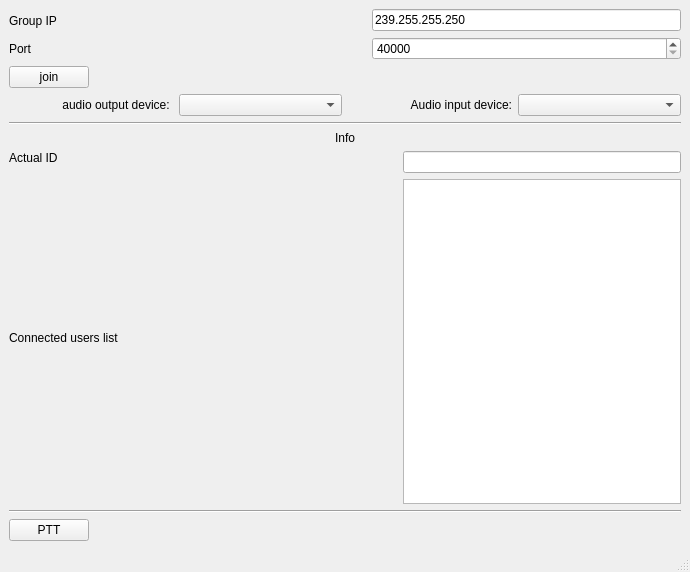
First picture: the form in audio_multicast/mainwindow.ui, repository fquad/AudioMulticast, before the edit.
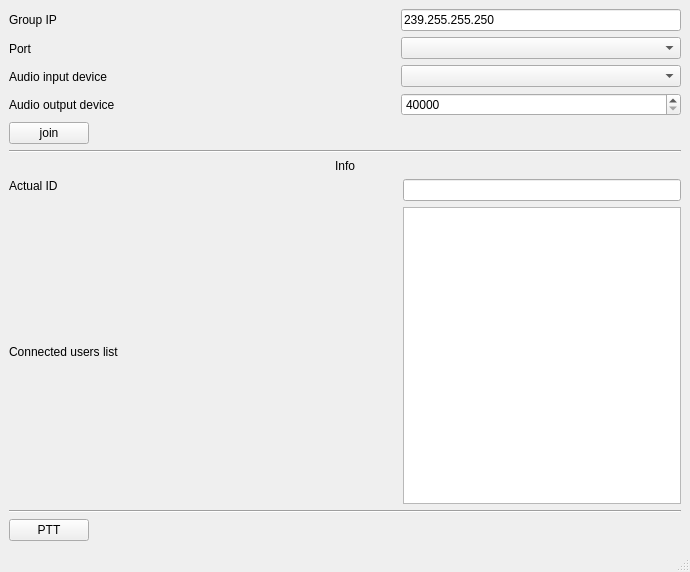
Second picture: the form after the edit.

```diff
--- a/audio_multicast/mainwindow.ui
+++ b/audio_multicast/mainwindow.ui
@@ -28,23 +28,39 @@
    </property>
    <layout class="QVBoxLayout" name="verticalLayout_2">
     <item>
-     <layout class="QHBoxLayout" name="horizontal_layout_3">
+     <layout class="QVBoxLayout" name="input_layout">
       <item>
-       <layout class="QVBoxLayout" name="vertica_layout_4">
+       <layout class="QHBoxLayout" name="input_layout_sub_1">
         <item>
-         <widget class="QLabel" name="label_2">
+         <layout class="QVBoxLayout" name="input_layout_sub_1_1">
+          <item>
+           <widget class="QLabel" name="label_IP">
           <property name="text">
            <string>Group IP</string>
           </property>
          </widget>
         </item>
         <item>
-         <widget class="QLabel" name="label">
+           <widget class="QLabel" name="label_port">
           <property name="text">
            <string>Port</string>
           </property>
          </widget>
         </item>
+          <item>
+           <widget class="QLabel" name="label_input_device">
+            <property name="text">
+             <string>Audio input device</string>
+            </property>
+           </widget>
+          </item>
+          <item>
+           <widget class="QLabel" name="label_output_device">
+            <property name="text">
+             <string>Audio output device</string>
+            </property>
+           </widget>
+          </item>
        </layout>
       </item>
       <item>
@@ -61,7 +77,7 @@
        </spacer>
       </item>
       <item>
-       <layout class="QVBoxLayout" name="vertical_layout_3">
+         <layout class="QVBoxLayout" name="input_layout_sub_1_2">
         <item>
          <widget class="QLineEdit" name="gui_IP">
           <property name="text">
@@ -69,6 +85,12 @@
           </property>
          </widget>
         </item>
+          <item>
+           <widget class="QComboBox" name="gui_audio_output_box"/>
+          </item>
+          <item>
+           <widget class="QComboBox" name="gui_audio_input_box"/>
+          </item>
         <item>
          <widget class="QSpinBox" name="gui_port">
           <property name="minimum">
@@ -83,6 +105,8 @@
       </item>
      </layout>
     </item>
+     </layout>
+    </item>
     <item>
      <layout class="QHBoxLayout" name="horizontalLayout_3">
       <item>
@@ -114,42 +138,6 @@
       </item>
      </layout>
     </item>
-    <item>
-     <layout class="QHBoxLayout" name="Audio_settings_layout">
-      <property name="sizeConstraint">
-       <enum>QLayout::SetNoConstraint</enum>
-      </property>
-      <item>
-       <widget class="QLabel" name="audio_output_label">
-        <property name="text">
-         <string>audio output device: </string>
-        </property>
-        <property name="alignment">
-         <set>Qt::AlignRight|Qt::AlignTrailing|Qt::AlignVCenter</set>
-        </property>
-       </widget>
-      </item>
-      <item>
-       <widget class="QComboBox" name="gui_audio_output_box"/>
-      </item>
-      <item>
-       <widget class="QLabel" name="audio_input_label">
-        <property name="layoutDirection">
-         <enum>Qt::LeftToRight</enum>
-        </property>
-        <property name="text">
-         <string>Audio input device:</string>
-        </property>
-        <property name="alignment">
-         <set>Qt::AlignRight|Qt::AlignTrailing|Qt::AlignVCenter</set>
-        </property>
-       </widget>
-      </item>
-      <item>
-       <widget class="QComboBox" name="gui_audio_input_box"/>
-      </item>
-     </layout>
-    </item>
     <item>
      <widget class="Line" name="line_1">
       <property name="orientation">
```
Left out of the diff: 8 changed lines with no effect on the pictures. Lines whose indentation alone changed are shown as unchanged.
